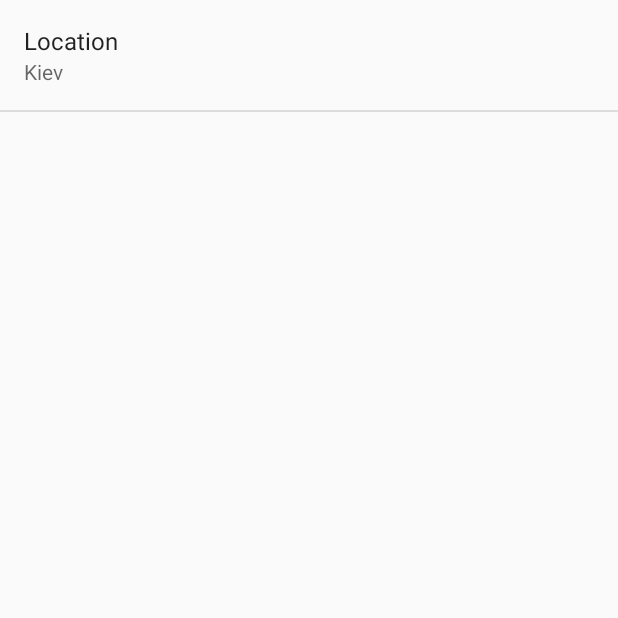
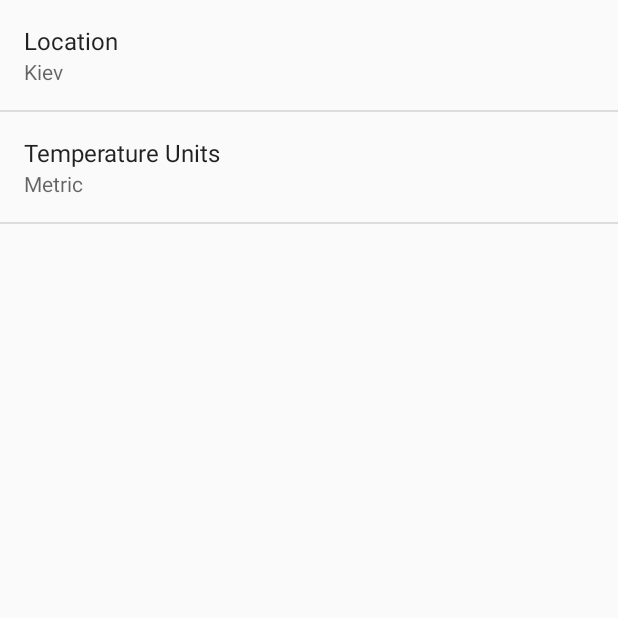
Before and after one commit to matanaliz/Sunshine, an Android app: the SettingsActivity screen opened directly, with no data from a screen before it, on a phone screen of 412 x 824 dp, the top half of it. Run offline under Robolectric (Android 15) with nearby library versions, the phone set to English and light mode, and no system bars.

Commit message:
Added temperature units setting.

```diff
--- a/app/src/main/java/com/udacity/matanaliz/sunshine/SettingsActivity.java
+++ b/app/src/main/java/com/udacity/matanaliz/sunshine/SettingsActivity.java
@@ -44,6 +44,7 @@ public class SettingsActivity extends PreferenceActivity
         // For all preferences, attach an OnPreferenceChangeListener so the UI summary can be
         // updated when the preference changes.
         bindPreferenceSummaryToValue(findPreference(getString(R.string.pref_location_key)));
+        bindPreferenceSummaryToValue(findPreference("units"));
     }
 
     /**
--- a/app/src/main/java/com/udacity/matanaliz/sunshine/SunshineFragment.java
+++ b/app/src/main/java/com/udacity/matanaliz/sunshine/SunshineFragment.java
@@ -138,6 +138,15 @@ public class SunshineFragment extends Fragment {
                 JSONObject temperatureObject = dayForecast.getJSONObject(OWM_TEMPERATURE);
                 double high = temperatureObject.getDouble(OWM_MAX);
                 double low = temperatureObject.getDouble(OWM_MIN);
+
+                SharedPreferences settings = PreferenceManager.getDefaultSharedPreferences(getActivity());
+                String units = settings.getString(getString(R.string.pref_units_key),
+                        getString(R.string.pref_units_default_value));
+
+                if (units != getString(R.string.pref_units_default_value)) {
+                    high = high * 1.8 + 32;
+                    low = low * 1.8 + 32;
+                }
 
                 highAndLow = formatHighLows(high, low);
                 resultStrs[i] = day + " - " + description + " - " + highAndLow;
--- /dev/null
+++ b/app/src/main/res/values/array.xml
@@ -0,0 +1,10 @@
+<resources>
+    <string-array name="pref_units_values" >
+        <item>metric</item>
+        <item>imperial</item>
+    </string-array>
+    <string-array name="pref_units_entries" >
+        <item>Metric</item>
+        <item>Imperial</item>
+    </string-array>
+</resources>
--- a/app/src/main/res/values/strings.xml
+++ b/app/src/main/res/values/strings.xml
@@ -10,4 +10,8 @@
     <string name="pref_location_title">Location</string>
     <string name="pref_location_default_value" translatable="false">Kiev</string>
     <string name="pref_location_key" translatable="false">location</string>
+
+    <string name="pref_units_key" translatable="false">units</string>
+    <string name="pref_units_title">Temperature Units</string>
+    <string name="pref_units_default_value" translatable="false">metric</string>
 </resources>
--- a/app/src/main/res/xml/pref_general.xml
+++ b/app/src/main/res/xml/pref_general.xml
@@ -9,4 +9,12 @@
         android:inputType="text"
         android:singleLine="true" />
 
+    <ListPreference
+        android:key="@string/pref_units_key"
+        android:title="@string/pref_units_title"
+        android:dialogTitle="@string/pref_units_title"
+        android:entries="@array/pref_units_entries"
+        android:entryValues="@array/pref_units_values"
+        android:defaultValue="@string/pref_units_default_value" />
+
 </PreferenceScreen>
```
